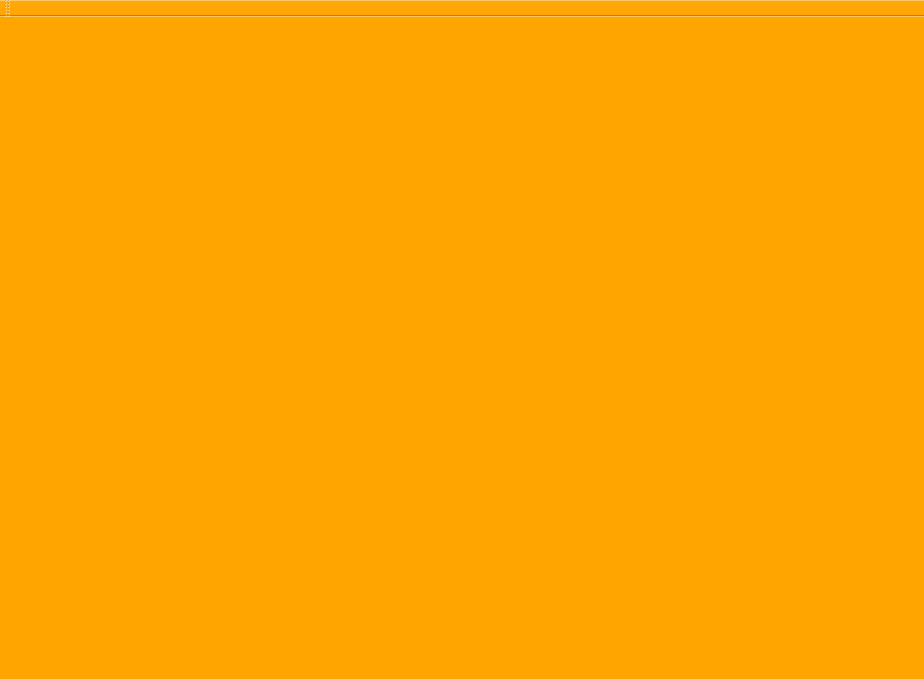
This is testAnimTimeline/mainwindow.ui in hiergaut/AnimTimeline as Qt 5 draws it before an edit. The edited form follows.
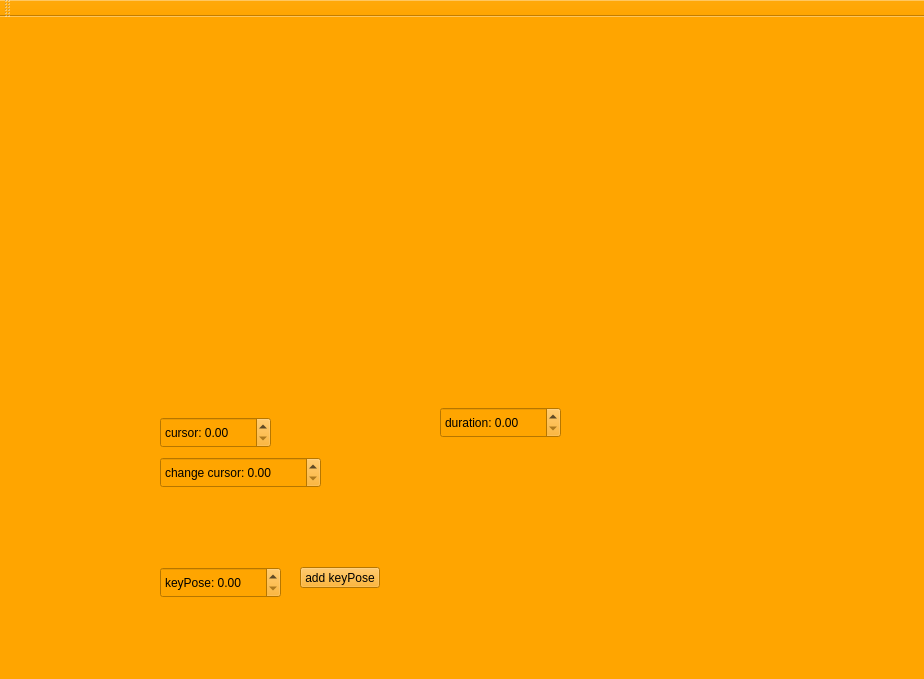
This is the edited form. Custom widgets are drawn as their Qt base class.

Commit message: adding remove keyPose button

Patch:
```diff
--- a/testAnimTimeline/mainwindow.ui
+++ b/testAnimTimeline/mainwindow.ui
@@ -22,11 +22,79 @@
      <rect>
       <x>140</x>
       <y>70</y>
-      <width>551</width>
-      <height>221</height>
+      <width>291</width>
+      <height>211</height>
      </rect>
     </property>
    </widget>
+   <widget class="QDoubleSpinBox" name="doubleSpinBox">
+    <property name="geometry">
+     <rect>
+      <x>160</x>
+      <y>400</y>
+      <width>111</width>
+      <height>31</height>
+     </rect>
+    </property>
+    <property name="prefix">
+     <string>cursor: </string>
+    </property>
+    <property name="suffix">
+     <string/>
+    </property>
+   </widget>
+   <widget class="QDoubleSpinBox" name="doubleSpinBox_2">
+    <property name="geometry">
+     <rect>
+      <x>440</x>
+      <y>390</y>
+      <width>121</width>
+      <height>31</height>
+     </rect>
+    </property>
+    <property name="prefix">
+     <string>duration: </string>
+    </property>
+   </widget>
+   <widget class="QDoubleSpinBox" name="doubleSpinBox_3">
+    <property name="geometry">
+     <rect>
+      <x>160</x>
+      <y>440</y>
+      <width>161</width>
+      <height>31</height>
+     </rect>
+    </property>
+    <property name="prefix">
+     <string>change cursor: </string>
+    </property>
+   </widget>
+   <widget class="QDoubleSpinBox" name="doubleSpinBox_4">
+    <property name="geometry">
+     <rect>
+      <x>160</x>
+      <y>550</y>
+      <width>121</width>
+      <height>31</height>
+     </rect>
+    </property>
+    <property name="prefix">
+     <string>keyPose: </string>
+    </property>
+   </widget>
+   <widget class="QPushButton" name="pushButton">
+    <property name="geometry">
+     <rect>
+      <x>300</x>
+      <y>550</y>
+      <width>80</width>
+      <height>21</height>
+     </rect>
+    </property>
+    <property name="text">
+     <string>add keyPose</string>
+    </property>
+   </widget>
   </widget>
   <widget class="QMenuBar" name="menuBar">
    <property name="geometry">
```
Left out of the diff: 167 changed lines with no effect on the pictures. The commit also changes 11 other files.
